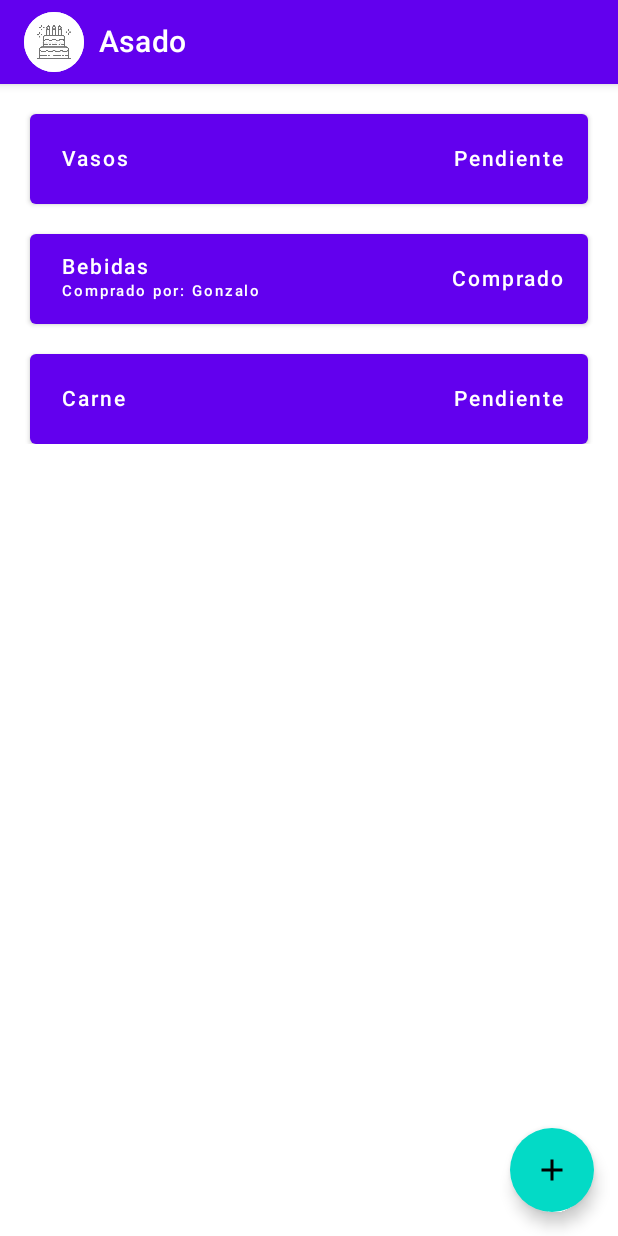
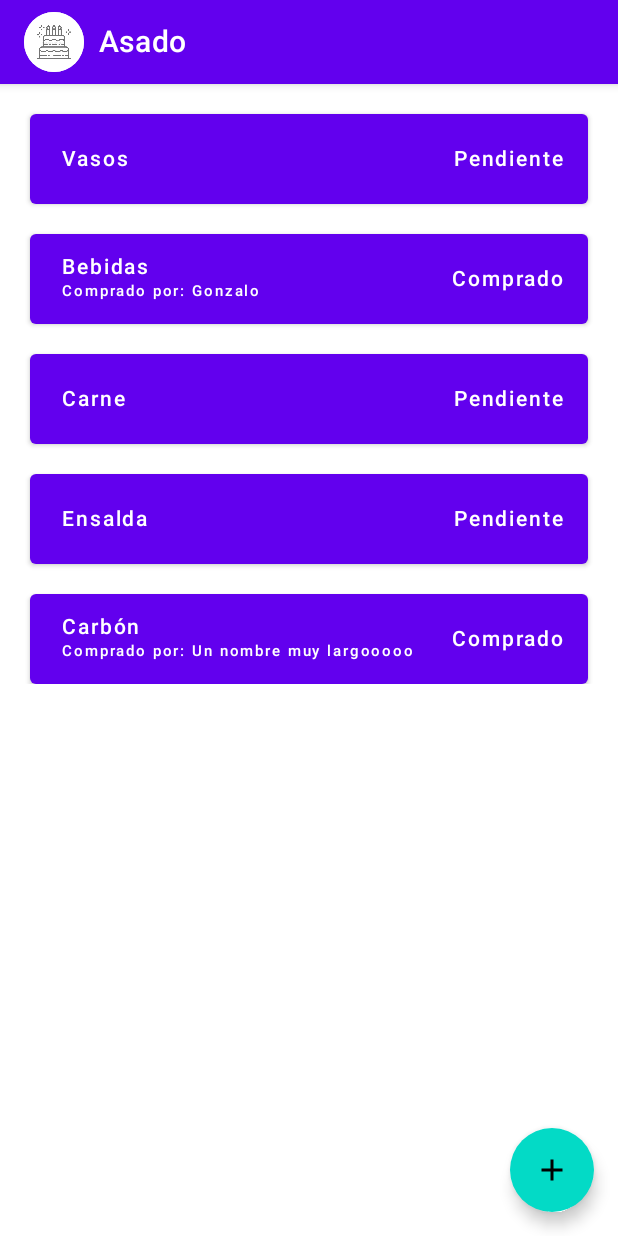
Before and after one commit to UTN-FRBA-Mobile/RegalApp, an Android app built with Jetpack Compose: the @Preview function ItemScreen, on a phone screen of 412 x 824 dp. Run offline under Robolectric (Android 15) with nearby library versions, the phone set to English and light mode, and no system bars.

Commit message:
add more items and long name

```diff
--- a/android/app/src/main/java/com/utn/frba/mobile/regalapp/ItemsScreen.kt
+++ b/android/app/src/main/java/com/utn/frba/mobile/regalapp/ItemsScreen.kt
@@ -14,7 +14,6 @@ import androidx.compose.ui.Modifier
 import androidx.compose.ui.draw.clip
 import androidx.compose.ui.graphics.Color
 import androidx.compose.ui.res.painterResource
-import androidx.compose.ui.res.stringResource
 import androidx.compose.ui.tooling.preview.Preview
 import androidx.compose.ui.unit.dp
 import com.utn.frba.mobile.regalapp.events.EventModel
@@ -27,12 +26,15 @@ fun ItemScreen() {
     val items = mutableListOf<ItemModel>(
         ItemModel("Vasos"),
         ItemModel("Bebidas", status = true, bought_by = "Gonzalo"),
-        ItemModel("Carne")
+        ItemModel("Carne"),
+        ItemModel("Ensalda"),
+        ItemModel("Carbón", status = true, bought_by = "Un nombre muy largooooo"),
     )
     val event = EventModel(
         name = "Asado",
         items = items,
     )
+
     Scaffold(
         topBar = {
             ItemsScreenTopBar(event)
```
